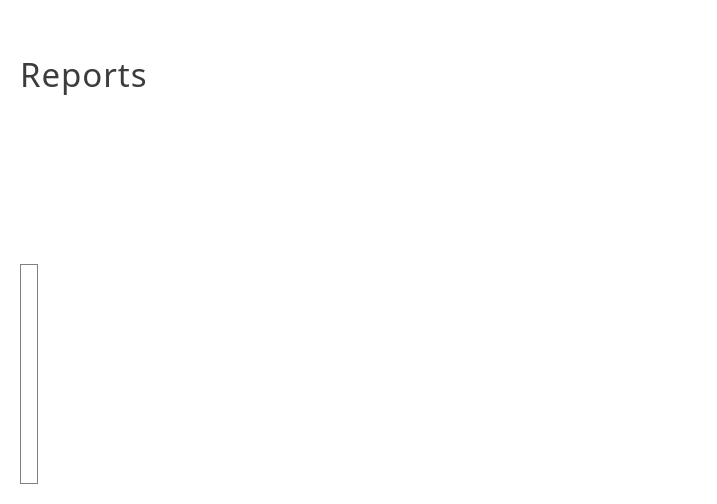
Old version of the form ui/PageReports.ui in the repository karlito20/AdoraFlowProject.
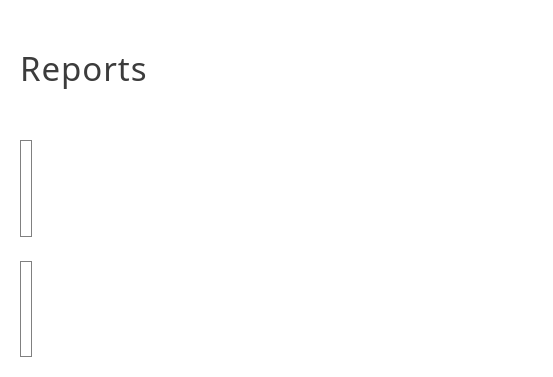
New version of the form.

```diff
--- a/ui/PageReports.ui
+++ b/ui/PageReports.ui
@@ -6,8 +6,8 @@
    <rect>
     <x>0</x>
     <y>0</y>
-    <width>717</width>
-    <height>504</height>
+    <width>553</width>
+    <height>377</height>
    </rect>
   </property>
   <property name="minimumSize">
@@ -511,19 +511,12 @@
         </property>
        </widget>
       </item>
-      <item>
-       <widget class="QWidget" name="widget" native="true">
-        <property name="cursor">
-         <cursorShape>ArrowCursor</cursorShape>
-        </property>
-       </widget>
-      </item>
      </layout>
     </widget>
    </item>
    <item>
-    <widget class="QWidget" name="charts" native="true">
-     <layout class="QHBoxLayout" name="horizontalLayout">
+    <widget class="QWidget" name="chart1" native="true">
+     <layout class="QHBoxLayout" name="horizontalLayout_2">
       <item>
        <widget class="QWidget" name="piechart_container" native="true">
         <property name="minimumSize">
@@ -550,7 +543,20 @@
 	min-height: 400px;
 }</string>
         </property>
-        <layout class="QVBoxLayout" name="piechart_layout"/>
+        <layout class="QVBoxLayout" name="piechart_layout">
+         <property name="leftMargin">
+          <number>6</number>
+         </property>
+         <property name="topMargin">
+          <number>6</number>
+         </property>
+         <property name="rightMargin">
+          <number>6</number>
+         </property>
+         <property name="bottomMargin">
+          <number>6</number>
+         </property>
+        </layout>
        </widget>
       </item>
       <item>
@@ -569,6 +575,55 @@
      </layout>
     </widget>
    </item>
+   <item>
+    <widget class="QWidget" name="chart2" native="true">
+     <layout class="QHBoxLayout" name="horizontalLayout">
+      <item>
+       <widget class="QWidget" name="linegraph_container" native="true">
+        <property name="styleSheet">
+         <string notr="true">#linegraph_container {
+border-radius: 16px;
+background: white;
+border: 1px solid gray;
+}
+
+#linegraph_container:hover {
+	min-width: 400px;
+	min-height: 400px;
+}</string>
+        </property>
+        <layout class="QVBoxLayout" name="linegraph_layout">
+         <property name="leftMargin">
+          <number>6</number>
+         </property>
+         <property name="topMargin">
+          <number>6</number>
+         </property>
+         <property name="rightMargin">
+          <number>6</number>
+         </property>
+         <property name="bottomMargin">
+          <number>6</number>
+         </property>
+        </layout>
+       </widget>
+      </item>
+      <item>
+       <spacer name="horizontalSpacer_2">
+        <property name="orientation">
+         <enum>Qt::Orientation::Horizontal</enum>
+        </property>
+        <property name="sizeHint" stdset="0">
+         <size>
+          <width>40</width>
+          <height>20</height>
+         </size>
+        </property>
+       </spacer>
+      </item>
+     </layout>
+    </widget>
+   </item>
   </layout>
  </widget>
  <resources/>
```
